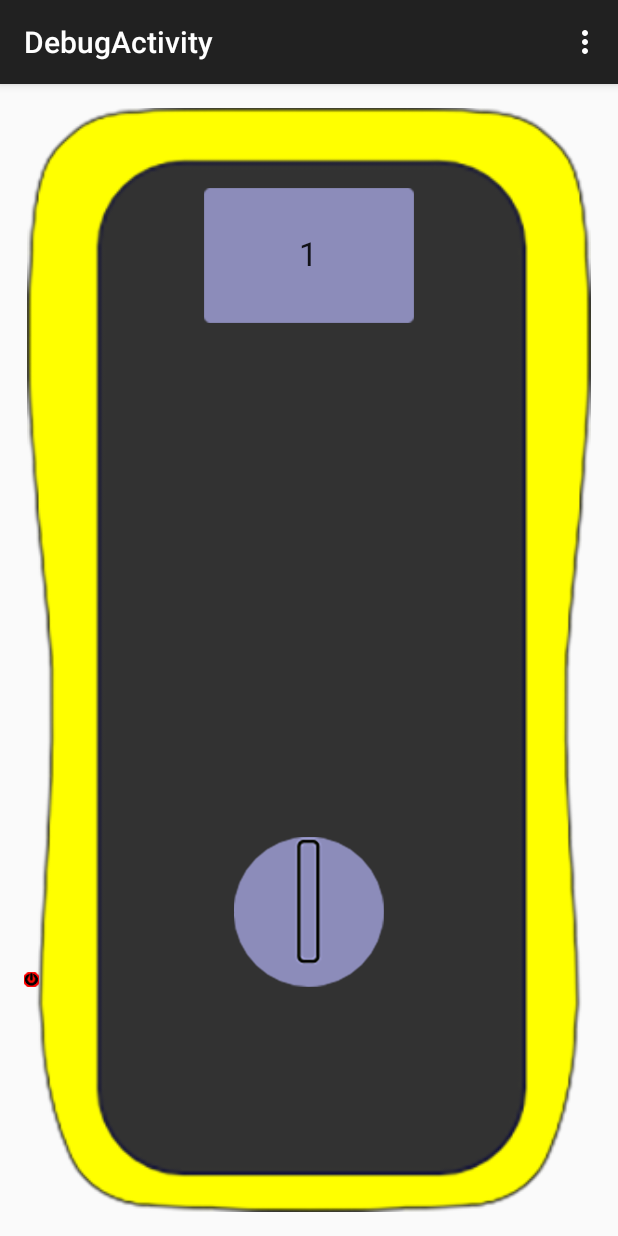
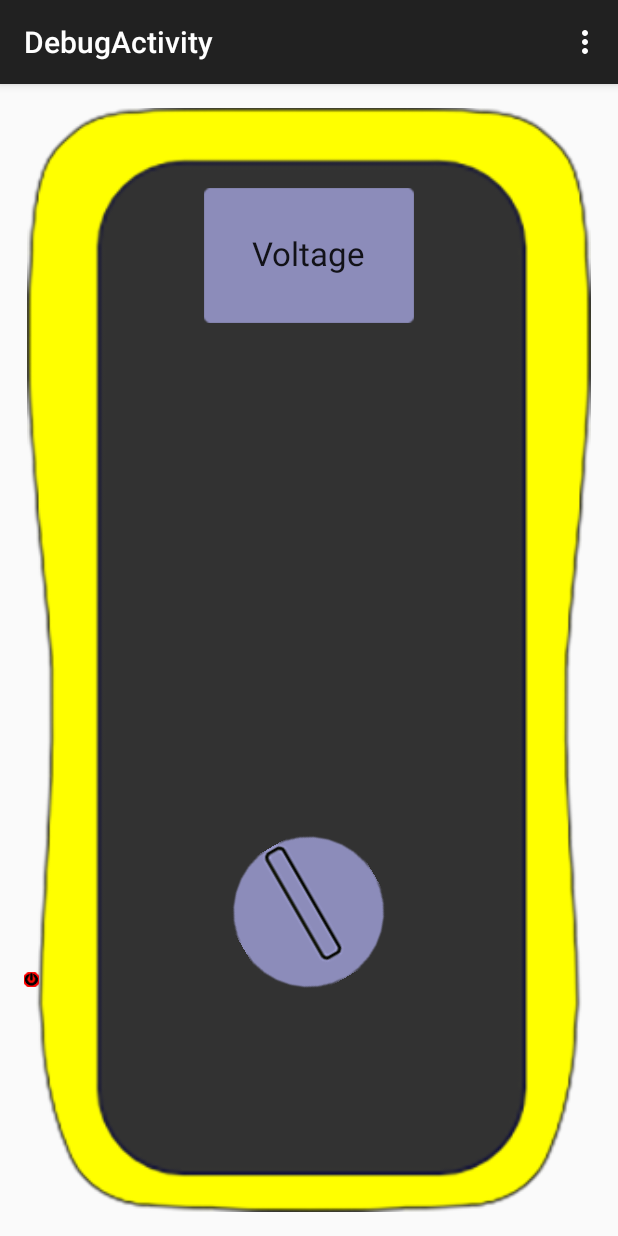
Before and after one commit to Widgitty/Design-and-Construction-App, an Android app: the DebugActivity screen opened directly, with no data from a screen before it, after a tap on an icon or button, on a phone screen of 412 x 824 dp. Run offline under Robolectric (Android 15) with nearby library versions, the phone set to English and light mode, and no system bars.

Commit message:
added all modes to dial and also displays the current mode on the screen

```diff
--- a/app/src/main/java/uk/co/wigico/serail/DebugActivity.java
+++ b/app/src/main/java/uk/co/wigico/serail/DebugActivity.java
@@ -56,10 +56,30 @@ public class DebugActivity extends ActionBarActivity {
 
     public void onDialClick(View view) {
         mode++;
-        if (mode > 2) {
+        if (mode > 5) {
             mode = 0;
         }
-        screenText.setText(Integer.toString(mode));
-        dial.setRotation((mode*20)-20);
+        switch(mode){
+            case 0:
+                screenText.setText("Current");
+                break;
+            case 1:
+                screenText.setText("Voltage");
+                break;
+            case 2:
+                screenText.setText("Resistance");
+                break;
+            case 3:
+                screenText.setText("Capacitance");
+                break;
+            case 4:
+                screenText.setText("Inductance");
+                break;
+            case 5:
+                screenText.setText("Frequency");
+                break;
+        }
+
+        dial.setRotation((mode*20)-50);
     }
 }
```
Also changed, not shown: 3 other files.
